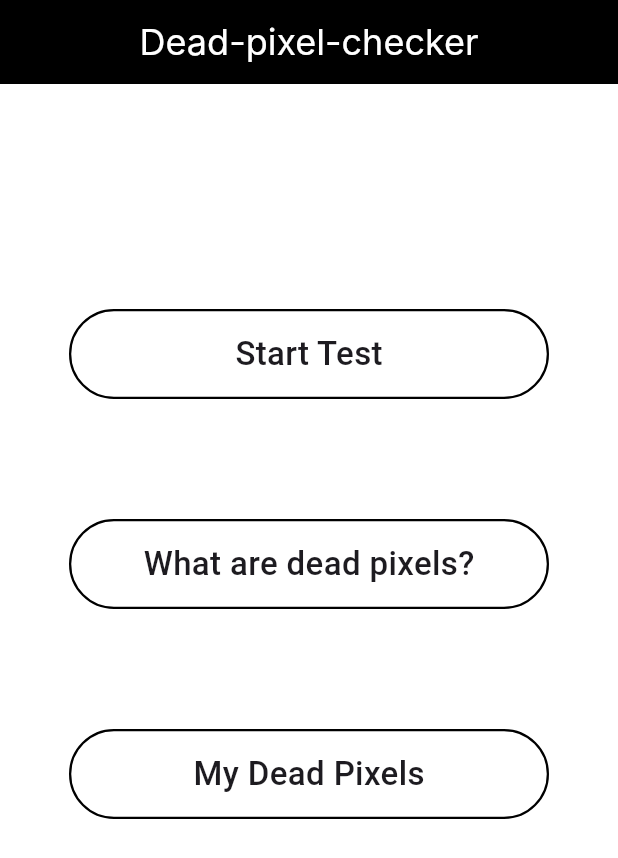
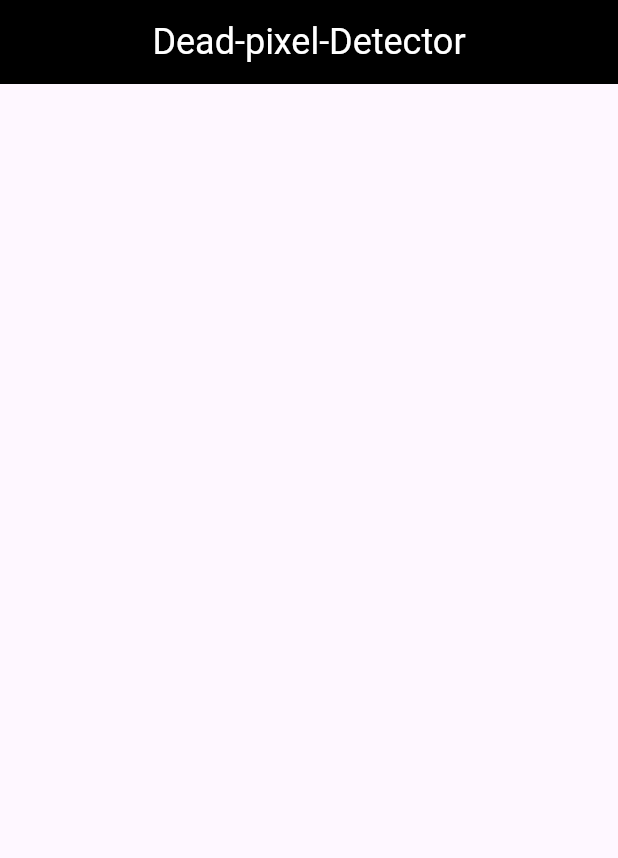
Before and after one commit to ShaaradNJ/Dead-Pixel-Checker-App, a Flutter app: the screen it shows after launch, on a phone screen of 412 x 824 dp. Shown: the top 858 px of the screen. Run offline on Flutter 3.47's test engine with Material 3 defaults, Android fonts, the light colour scheme and no system bars; Roboto replaces fonts that are missing (Inter).

Commit message:
last page.dart...

```diff
--- /dev/null
+++ b/lib/lastpage.dart
@@ -0,0 +1,25 @@
+import 'package:flutter/material.dart';
+class LastPage extends StatelessWidget {
+  const LastPage({super.key});
+
+  @override
+  Widget build(BuildContext context) {
+    return  Scaffold(
+      appBar: AppBar(
+        backgroundColor: Colors.black,
+        title: const Center(
+          child:  Text("Dead-pixel-Detector",
+          style: TextStyle(
+            fontSize: 24,
+            color: Colors.white,
+          ),),
+        ),
+      ),
+      body:
+      Container(
+
+      ),
+
+    );
+  }
+}
--- a/lib/main.dart
+++ b/lib/main.dart
@@ -3,6 +3,7 @@ import 'package:dead_pixel_checker_app/home_screen.dart';
 import 'package:dead_pixel_checker_app/info_dead_pixels.dart';
 import 'package:dead_pixel_checker_app/instruction.dart';
 import 'package:dead_pixel_checker_app/instruction2.dart';
+import 'package:dead_pixel_checker_app/lastpage.dart';
 import 'package:dead_pixel_checker_app/login_page.dart';
 import 'package:dead_pixel_checker_app/red_screen.dart';
 import 'package:flutter/material.dart';
@@ -23,7 +24,7 @@ class MyApp extends StatelessWidget {
   @override
   Widget build(BuildContext context) {
     return  const MaterialApp(
-      home:HomeScreen(),
+      home:LastPage(),
 
 
 
```
